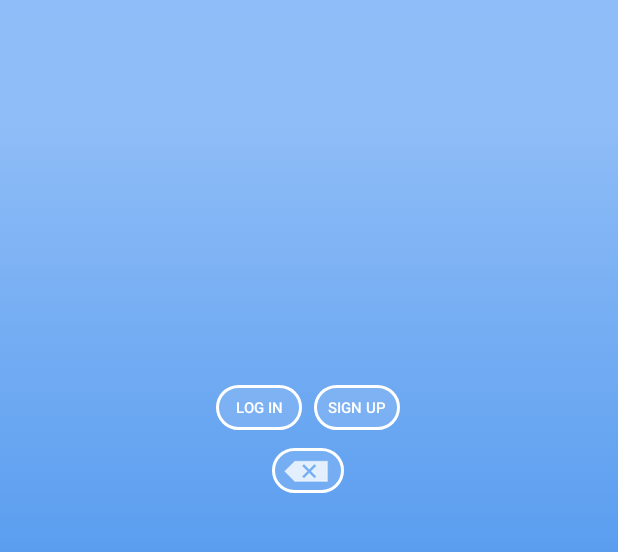
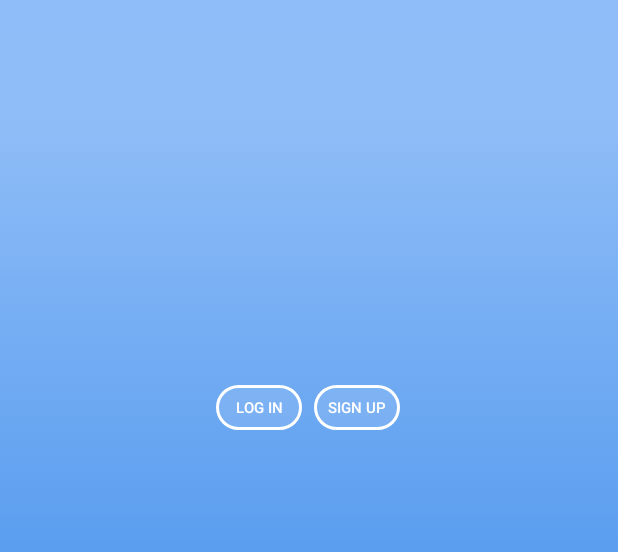
Before and after one commit to Segouta/Sleepy, an Android app: the screen it shows after launch (SplashActivity), on a phone screen of 412 x 824 dp, the part 500-1052 px from its top. Run offline under Robolectric (Android 15) with nearby library versions, the phone set to English and light mode, and no system bars; our stand-ins replace Firebase (no records; nobody signed in at launch, a user with empty details on screens opened directly).

Commit message:
Sixth commit

```diff
--- a/app/src/main/AndroidManifest.xml
+++ b/app/src/main/AndroidManifest.xml
@@ -5,6 +5,9 @@
     <uses-permission android:name="android.permission.INTERNET" />
     <uses-permission android:name="android.permission.ACCESS_FINE_LOCATION"/>
     <uses-permission android:name="android.permission.ACCESS_COARSE_LOCATION"/>
+
+
+
     <application
         android:allowBackup="true"
         android:icon="@mipmap/ic_launcher"
--- a/app/src/main/java/com/example/christian/sleepy/SplashActivity.java
+++ b/app/src/main/java/com/example/christian/sleepy/SplashActivity.java
@@ -39,7 +39,7 @@ public class SplashActivity extends AppCompatActivity {
 
     TextView emailText, passwordText, confirmPasswordText, usernameText;
 
-    Button signupButton, loginButton;
+    Button signupButton, loginButton, backButton;
 
     String layout = "";
 
@@ -65,14 +65,13 @@ public class SplashActivity extends AppCompatActivity {
         super.onCreate(savedInstanceState);
         setContentView(R.layout.activity_splash);
 
-        toaster("layout:::::::::::::::::::;; " + layout);
-
         mDatabase = FirebaseDatabase.getInstance().getReference();
 
         mAuth = FirebaseAuth.getInstance();
 
         signupButton = findViewById(R.id.signInButton);
         loginButton = findViewById(R.id.logInButton);
+        backButton = findViewById(R.id.backButton);
 
         emailText = findViewById(R.id.emailText);
         passwordText = findViewById(R.id.passwordText);
@@ -211,6 +210,7 @@ public class SplashActivity extends AppCompatActivity {
             usernameText.setVisibility(View.INVISIBLE);
             loginButton.setVisibility(View.VISIBLE);
             signupButton.setVisibility(View.VISIBLE);
+            backButton.setVisibility(View.INVISIBLE);
         }
         else if (layout.equals("signup")) {
             emailText.setVisibility(View.VISIBLE);
@@ -219,6 +219,7 @@ public class SplashActivity extends AppCompatActivity {
             usernameText.setVisibility(View.VISIBLE);
             loginButton.setVisibility(View.INVISIBLE);
             signupButton.setVisibility(View.VISIBLE);
+            backButton.setVisibility(View.VISIBLE);
         }
         else if (layout.equals("login")) {
             emailText.setVisibility(View.VISIBLE);
@@ -227,6 +228,7 @@ public class SplashActivity extends AppCompatActivity {
             usernameText.setVisibility(View.INVISIBLE);
             loginButton.setVisibility(View.VISIBLE);
             signupButton.setVisibility(View.INVISIBLE);
+            backButton.setVisibility(View.VISIBLE);
         }
     }
 
--- a/app/src/main/res/layout/activity_splash.xml
+++ b/app/src/main/res/layout/activity_splash.xml
@@ -145,7 +145,7 @@
         android:layout_marginTop="8dp"
         android:background="@drawable/rounded_edittext"
         android:drawableLeft="@android:drawable/ic_input_delete"
-        android:onClick="logClicked"
+        android:onClick="backClicked"
         android:textAlignment="center"
         android:textSize="20sp"
         app:layout_constraintBottom_toBottomOf="parent"
```
Also changed, not shown: app/src/main/java/com/example/christian/sleepy/HelperMethods.java (+13 -16 lines), app/src/main/java/com/example/christian/sleepy/MainActivity.java (+16 -11 lines).
